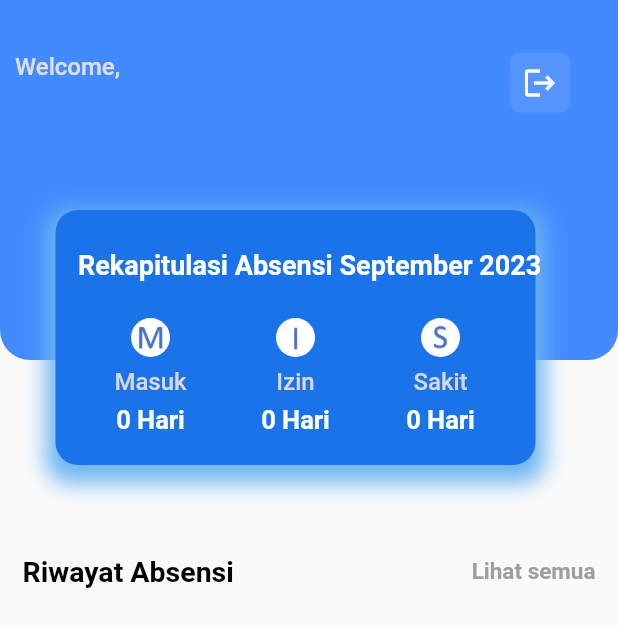
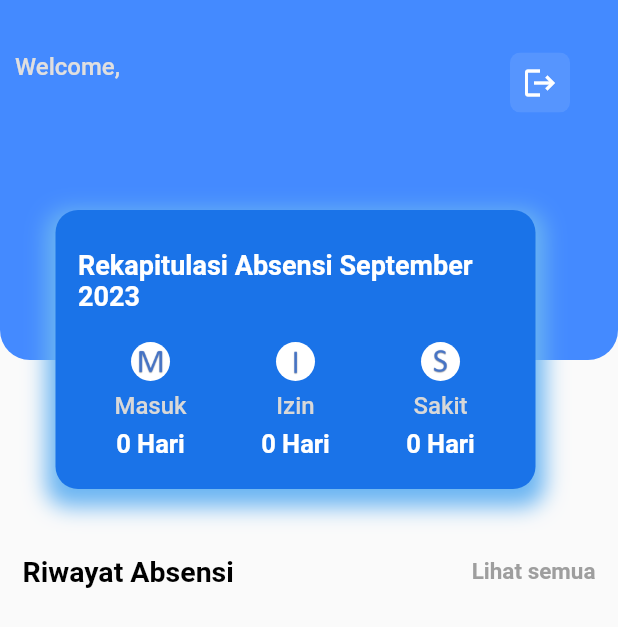
Before and after one commit to bellasoniadwi/absensi_flutter, a Flutter app: the Home screen opened directly, on a phone screen of 412 x 824 dp. Shown: the top 627 px of the screen. Run offline on Flutter 3.47's test engine with Material 2 defaults, Android fonts, the light colour scheme and no system bars; our stand-ins replace cloud_firestore, firebase_auth, firebase_core, firebase_storage, geolocator, hive and 4 more; accounts and stored records are empty.

Commit message:
update container rekap

```diff
--- a/lib/screens/home.dart
+++ b/lib/screens/home.dart
@@ -310,7 +310,6 @@ class _HomeState extends State<Home> {
           top: 140,
           left: 37,
           child: Container(
-            height: 170,
             width: 320,
             decoration: BoxDecoration(
               boxShadow: [
@@ -324,6 +323,8 @@ class _HomeState extends State<Home> {
               color: Color(0xFF1A73E8),
               borderRadius: BorderRadius.circular(15),
             ),
+            child: SingleChildScrollView(
+              // Tambahkan widget SingleChildScrollView di sini
               child: Column(
                 children: [
                   SizedBox(height: 10),
@@ -346,9 +347,7 @@ class _HomeState extends State<Home> {
                   SizedBox(height: 7),
                   Padding(
                     padding: const EdgeInsets.only(left: 15),
-                  child: Row(
-                    children: [
-                      Text(
+                    child: Text(
                       'Rekapitulasi Absensi ${DateFormat('MMMM yyyy', 'id_ID').format(DateTime.now())}',
                       style: TextStyle(
                         fontWeight: FontWeight.bold,
@@ -356,12 +355,11 @@ class _HomeState extends State<Home> {
                         color: Colors.white,
                       ),
                     ),
-                    ],
                   ),
-                ),
-                SizedBox(height: 25),
+                  SizedBox(height: 20),
                   Padding(
-                  padding: const EdgeInsets.symmetric(horizontal: 15),
+                    padding:
+                        const EdgeInsets.only(right: 15, left: 15, bottom: 20),
                     child: Row(
                       mainAxisAlignment: MainAxisAlignment.spaceBetween,
                       children: [
@@ -455,6 +453,7 @@ class _HomeState extends State<Home> {
                 ],
               ),
             ),
+          ),
         )
       ],
     );
```
Lines whose indentation alone changed are shown as unchanged.
